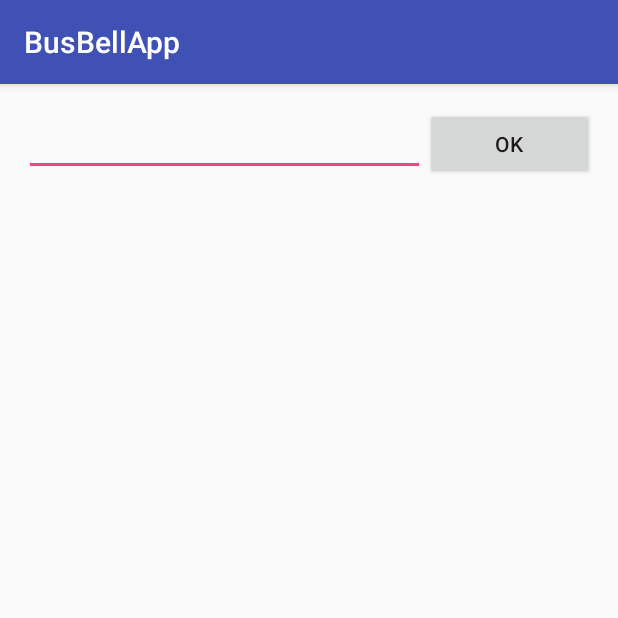
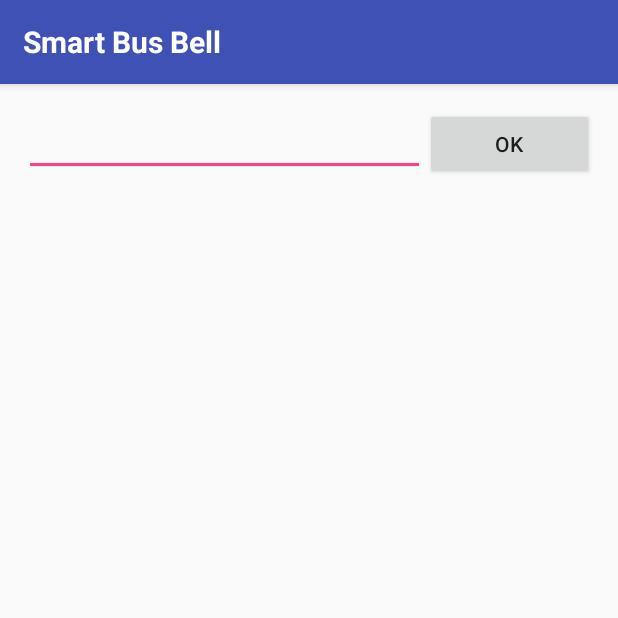
Before and after one commit to bsjinn/BusBell, an Android app: the screen it shows after launch (MainActivity), on a phone screen of 412 x 824 dp, the top half of it. Run offline under Robolectric (Android 15) with nearby library versions, the phone set to English and light mode, and no system bars.

Commit message:
Set title actionbar

```diff
--- a/app/src/main/AndroidManifest.xml
+++ b/app/src/main/AndroidManifest.xml
@@ -16,8 +16,8 @@
                 <category android:name="android.intent.category.LAUNCHER" />
             </intent-filter>
         </activity>
-        <activity android:name=".BusStationsListActivity"/>
-        <activity android:name=".AlarmAtBusRouteListActicity"/>
+        <activity android:name=".activity.BusStationsListActivity"/>
+        <activity android:name=".activity.AlarmAtBusRouteListActicity"/>
     </application>
 
     <uses-permission android:name="android.permission.INTERNET" />
--- a/app/src/main/java/com/example/sojin/busbellapp/BusPos.java
+++ b/app/src/main/java/com/example/sojin/busbellapp/BusPos.java
@@ -2,6 +2,8 @@ package com.example.sojin.busbellapp;
 
 import android.os.Build;
 import android.os.StrictMode;
+
+import com.example.sojin.busbellapp.item.BusPosInfoItem;
 
 import org.xmlpull.v1.XmlPullParser;
 import org.xmlpull.v1.XmlPullParserFactory;
--- a/app/src/main/java/com/example/sojin/busbellapp/BusRouteInfo.java
+++ b/app/src/main/java/com/example/sojin/busbellapp/BusRouteInfo.java
@@ -2,6 +2,9 @@ package com.example.sojin.busbellapp;
 
 import android.os.Build;
 import android.os.StrictMode;
+
+import com.example.sojin.busbellapp.item.BusRouteInfoItem;
+import com.example.sojin.busbellapp.item.BusStationsByRouteInfoItem;
 
 import org.xmlpull.v1.XmlPullParser;
 import org.xmlpull.v1.XmlPullParserFactory;
--- a/app/src/main/java/com/example/sojin/busbellapp/AlarmAtBusRouteListActicity.java
+++ b/app/src/main/java/com/example/sojin/busbellapp/activity/AlarmAtBusRouteListActicity.java
@@ -1,9 +1,11 @@
-package com.example.sojin.busbellapp;
+package com.example.sojin.busbellapp.activity;
 
 import android.os.Bundle;
 import android.support.annotation.Nullable;
 import android.support.v7.app.AppCompatActivity;
 import android.widget.ListView;
+
+import com.example.sojin.busbellapp.R;
 
 /**
  * Created by KSM on 2017-07-02.
--- a/app/src/main/java/com/example/sojin/busbellapp/activity/MainActivity.java
+++ b/app/src/main/java/com/example/sojin/busbellapp/activity/MainActivity.java
@@ -4,7 +4,10 @@ import android.content.Intent;
 import android.os.Build;
 import android.os.Bundle;
 import android.os.StrictMode;
+import android.support.v7.app.ActionBar;
 import android.support.v7.app.AppCompatActivity;
+import android.support.v7.widget.Toolbar;
+import android.view.LayoutInflater;
 import android.view.View;
 import android.widget.AdapterView;
 import android.widget.Button;
@@ -14,9 +17,8 @@ import android.widget.ListView;
 import java.util.ArrayList;
 
 import com.example.sojin.busbellapp.BusRouteInfo;
-import com.example.sojin.busbellapp.BusRouteInfoItem;
-import com.example.sojin.busbellapp.BusRouteListAdapter;
-import com.example.sojin.busbellapp.BusStationsListActivity;
+import com.example.sojin.busbellapp.item.BusRouteInfoItem;
+import com.example.sojin.busbellapp.adapter.BusRouteListAdapter;
 import com.example.sojin.busbellapp.R;
 
 public class MainActivity extends AppCompatActivity {
@@ -28,6 +30,8 @@ public class MainActivity extends AppCompatActivity {
     protected void onCreate(Bundle savedInstanceState) {
         super.onCreate(savedInstanceState);
         setContentView(R.layout.activity_main);
+
+        setCustomActionBar();
 
         editText = (EditText)findViewById(R.id.editText);
         okButton = (Button)findViewById(R.id.okButton);
@@ -60,4 +64,26 @@ public class MainActivity extends AppCompatActivity {
             }
         });
     }
+
+    private boolean setCustomActionBar(){
+        ActionBar actionBar = getSupportActionBar();
+
+        actionBar.setDisplayShowCustomEnabled(true);//커스텀 액션바 보이게한다
+        //기존 액션바 숨기기
+        actionBar.setDisplayHomeAsUpEnabled(false);
+        actionBar.setDisplayShowTitleEnabled(false);
+        actionBar.setDisplayShowHomeEnabled(false);
+
+        //layout inflate
+        LayoutInflater inflater = (LayoutInflater)getSystemService(LAYOUT_INFLATER_SERVICE);
+        View actionBarView = inflater.inflate(R.layout.activity_actionbar,null);
+
+        actionBar.setCustomView(actionBarView);
+
+        //delete empty space
+        Toolbar parent = (Toolbar)actionBarView.getParent();
+        parent.setContentInsetsAbsolute(0,0);
+
+        return true;
+    }
 }
--- a/app/src/main/java/com/example/sojin/busbellapp/BusRouteListAdapter.java
+++ b/app/src/main/java/com/example/sojin/busbellapp/adapter/BusRouteListAdapter.java
@@ -1,4 +1,4 @@
-package com.example.sojin.busbellapp;
+package com.example.sojin.busbellapp.adapter;
 
 import android.content.Context;
 import android.view.LayoutInflater;
@@ -6,6 +6,9 @@ import android.view.View;
 import android.view.ViewGroup;
 import android.widget.BaseAdapter;
 import android.widget.TextView;
+
+import com.example.sojin.busbellapp.R;
+import com.example.sojin.busbellapp.item.BusRouteInfoItem;
 
 import java.util.ArrayList;
 
--- a/app/src/main/java/com/example/sojin/busbellapp/BusStationsByRouteListAdapter.java
+++ b/app/src/main/java/com/example/sojin/busbellapp/adapter/BusStationsByRouteListAdapter.java
@@ -1,4 +1,4 @@
-package com.example.sojin.busbellapp;
+package com.example.sojin.busbellapp.adapter;
 
 import android.content.Context;
 import android.view.LayoutInflater;
@@ -6,6 +6,9 @@ import android.view.View;
 import android.view.ViewGroup;
 import android.widget.BaseAdapter;
 import android.widget.TextView;
+
+import com.example.sojin.busbellapp.item.BusStationsByRouteInfoItem;
+import com.example.sojin.busbellapp.R;
 
 import java.util.ArrayList;
 
--- a/app/src/main/java/com/example/sojin/busbellapp/BusPosInfoItem.java
+++ b/app/src/main/java/com/example/sojin/busbellapp/item/BusPosInfoItem.java
@@ -1,4 +1,4 @@
-package com.example.sojin.busbellapp;
+package com.example.sojin.busbellapp.item;
 
 /**
  * Created by KSM on 2017-07-02.
--- a/app/src/main/java/com/example/sojin/busbellapp/BusRouteInfoItem.java
+++ b/app/src/main/java/com/example/sojin/busbellapp/item/BusRouteInfoItem.java
@@ -1,4 +1,4 @@
-package com.example.sojin.busbellapp;
+package com.example.sojin.busbellapp.item;
 
 // 노선 번호로 검색 된 버스 경로를 나타내는 클래스
 public class BusRouteInfoItem {
--- a/app/src/main/java/com/example/sojin/busbellapp/BusStationsByRouteInfoItem.java
+++ b/app/src/main/java/com/example/sojin/busbellapp/item/BusStationsByRouteInfoItem.java
@@ -1,4 +1,4 @@
-package com.example.sojin.busbellapp;
+package com.example.sojin.busbellapp.item;
 
 // 한 노선을 지나는 버스정류장을 나타내는 클래스
 public class BusStationsByRouteInfoItem {
--- /dev/null
+++ b/app/src/main/res/layout/activity_actionbar.xml
@@ -0,0 +1,18 @@
+<?xml version="1.0" encoding="utf-8"?>
+<RelativeLayout xmlns:android="http://schemas.android.com/apk/res/android"
+    android:layout_height="56dp" android:layout_width="match_parent"
+    android:background="@color/colorPrimary">
+
+    <TextView
+        android:id="@+id/title_text"
+        android:layout_width="wrap_content"
+        android:layout_height="wrap_content"
+        android:layout_centerVertical="true"
+        android:textSize="20sp"
+        android:textStyle="bold"
+        android:text="@string/smartBusAlarm"
+        android:layout_marginLeft="15dp"
+        android:textColor="#ffffff"
+        />
+
+</RelativeLayout>
--- a/app/src/main/res/values/strings.xml
+++ b/app/src/main/res/values/strings.xml
@@ -1,3 +1,6 @@
 <resources>
     <string name="app_name">BusBellApp</string>
+
+    <string name="smartBusAlarm">Smart Bus Bell</string>
+    <string name="busRoute_Info">실시간 노선 정보</string>
 </resources>
```
Also changed, not shown: app/src/main/java/com/example/sojin/busbellapp/activity/BusStationsListActivity.java (renamed from app/src/main/java/com/example/sojin/busbellapp/BusStationsListActivity.java, +38 -1 lines).
